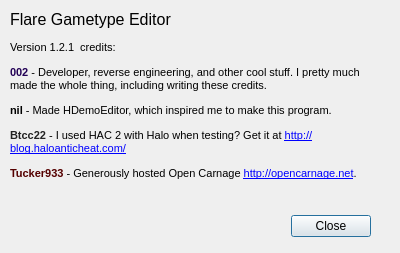
RadWolfie/Flare-Qt, file aboutflaredialog.ui: the form before one commit.
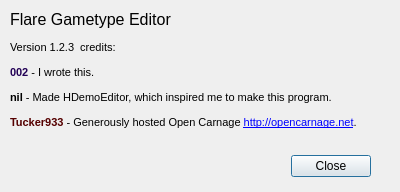
The form after the commit.

Patch:
```diff
--- a/aboutflaredialog.ui
+++ b/aboutflaredialog.ui
@@ -7,7 +7,7 @@
     <x>0</x>
     <y>0</y>
     <width>400</width>
-    <height>253</height>
+    <height>192</height>
    </rect>
   </property>
   <property name="windowTitle">
@@ -17,7 +17,7 @@
    <property name="geometry">
     <rect>
      <x>30</x>
-     <y>210</y>
+     <y>150</y>
      <width>341</width>
      <height>32</height>
     </rect>
@@ -35,7 +35,7 @@
      <x>10</x>
      <y>10</y>
      <width>361</width>
-     <height>191</height>
+     <height>131</height>
     </rect>
    </property>
    <property name="text">
@@ -44,10 +44,9 @@
 p, li { white-space: pre-wrap; }
 &lt;/style&gt;&lt;/head&gt;&lt;body style=&quot; font-family:'MS Shell Dlg 2'; font-size:8pt; font-weight:400; font-style:normal;&quot;&gt;
 &lt;p style=&quot; margin-top:12px; margin-bottom:12px; margin-left:0px; margin-right:0px; -qt-block-indent:0; text-indent:0px;&quot;&gt;&lt;span style=&quot; font-size:12pt;&quot;&gt;Flare Gametype Editor&lt;/span&gt;&lt;/p&gt;
-&lt;p style=&quot; margin-top:12px; margin-bottom:12px; margin-left:0px; margin-right:0px; -qt-block-indent:0; text-indent:0px;&quot;&gt;&lt;span style=&quot; font-size:8.25pt;&quot;&gt;Version 1.2.1  credits:&lt;/span&gt;&lt;/p&gt;
-&lt;p style=&quot; margin-top:12px; margin-bottom:12px; margin-left:0px; margin-right:0px; -qt-block-indent:0; text-indent:0px;&quot;&gt;&lt;span style=&quot; font-size:8.25pt; font-weight:600; color:#220055;&quot;&gt;002&lt;/span&gt;&lt;span style=&quot; font-size:8.25pt;&quot;&gt; - Developer, reverse engineering, and other cool stuff. I pretty much made the whole thing, including writing these credits.&lt;/span&gt;&lt;/p&gt;
+&lt;p style=&quot; margin-top:12px; margin-bottom:12px; margin-left:0px; margin-right:0px; -qt-block-indent:0; text-indent:0px;&quot;&gt;&lt;span style=&quot; font-size:8.25pt;&quot;&gt;Version 1.2.3  credits:&lt;/span&gt;&lt;/p&gt;
+&lt;p style=&quot; margin-top:12px; margin-bottom:12px; margin-left:0px; margin-right:0px; -qt-block-indent:0; text-indent:0px;&quot;&gt;&lt;span style=&quot; font-size:8.25pt; font-weight:600; color:#220055;&quot;&gt;002&lt;/span&gt;&lt;span style=&quot; font-size:8.25pt;&quot;&gt; - I wrote this.&lt;/span&gt;&lt;/p&gt;
 &lt;p style=&quot; margin-top:12px; margin-bottom:12px; margin-left:0px; margin-right:0px; -qt-block-indent:0; text-indent:0px;&quot;&gt;&lt;span style=&quot; font-size:8.25pt; font-weight:600;&quot;&gt;nil&lt;/span&gt;&lt;span style=&quot; font-size:8.25pt;&quot;&gt; - Made HDemoEditor, which inspired me to make this program.&lt;/span&gt;&lt;/p&gt;
-&lt;p style=&quot; margin-top:12px; margin-bottom:12px; margin-left:0px; margin-right:0px; -qt-block-indent:0; text-indent:0px;&quot;&gt;&lt;span style=&quot; font-size:8.25pt; font-weight:600; color:#222222;&quot;&gt;Btcc22&lt;/span&gt;&lt;span style=&quot; font-size:8.25pt;&quot;&gt; - I used HAC 2 with Halo when testing? Get it at &lt;/span&gt;&lt;a href=&quot;http://blog.haloanticheat.com/&quot;&gt;&lt;span style=&quot; font-size:8.25pt; text-decoration: underline; color:#0000ff;&quot;&gt;http://blog.haloanticheat.com/&lt;/span&gt;&lt;/a&gt;&lt;/p&gt;
 &lt;p style=&quot; margin-top:12px; margin-bottom:12px; margin-left:0px; margin-right:0px; -qt-block-indent:0; text-indent:0px;&quot;&gt;&lt;span style=&quot; font-size:8.25pt; font-weight:600; color:#550000;&quot;&gt;Tucker933&lt;/span&gt;&lt;span style=&quot; font-size:8.25pt;&quot;&gt; - Generously hosted Open Carnage &lt;/span&gt;&lt;a href=&quot;http://opencarnage.net/&quot;&gt;&lt;span style=&quot; font-size:8.25pt; text-decoration: underline; color:#0000ff;&quot;&gt;http://opencarnage.net&lt;/span&gt;&lt;/a&gt;&lt;span style=&quot; font-size:8.25pt;&quot;&gt;.&lt;/span&gt;&lt;/p&gt;&lt;/body&gt;&lt;/html&gt;</string>
    </property>
    <property name="alignment">
```
